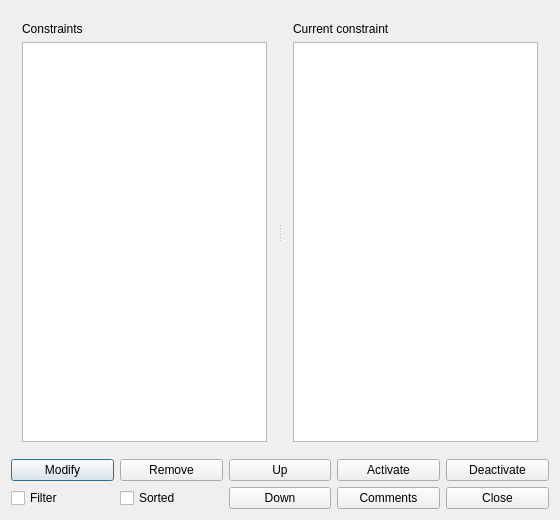
This is fet/src/interface/allspaceconstraintsform_template.ui in vonmecheln/fet as Qt 5 draws it before an edit. The edited form follows.
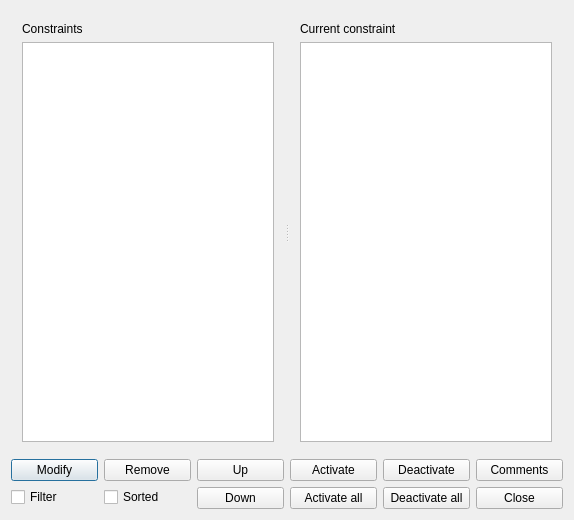
This is the edited form.

Diff of the .ui file:
```diff
--- a/fet/src/interface/allspaceconstraintsform_template.ui
+++ b/fet/src/interface/allspaceconstraintsform_template.ui
@@ -6,7 +6,7 @@
    <rect>
     <x>0</x>
     <y>0</y>
-    <width>560</width>
+    <width>574</width>
     <height>520</height>
    </rect>
   </property>
@@ -64,6 +64,8 @@
    <item row="1" column="0">
     <layout class="QHBoxLayout" name="horizontalLayout">
      <item>
+      <layout class="QVBoxLayout" name="verticalLayout_3">
+       <item>
       <widget class="QPushButton" name="modifyConstraintPushButton">
        <property name="text">
         <string>Modify</string>
@@ -71,6 +73,17 @@
       </widget>
      </item>
      <item>
+        <widget class="QCheckBox" name="filterCheckBox">
+         <property name="text">
+          <string>Filter</string>
+         </property>
+        </widget>
+       </item>
+      </layout>
+     </item>
+     <item>
+      <layout class="QVBoxLayout" name="verticalLayout_4">
+       <item>
       <widget class="QPushButton" name="removeConstraintPushButton">
        <property name="text">
         <string>Remove</string>
@@ -78,6 +91,17 @@
       </widget>
      </item>
      <item>
+        <widget class="QCheckBox" name="sortedCheckBox">
+         <property name="text">
+          <string comment="It refers to space constraints">Sorted</string>
+         </property>
+        </widget>
+       </item>
+      </layout>
+     </item>
+     <item>
+      <layout class="QVBoxLayout" name="verticalLayout_5">
+       <item>
       <widget class="QPushButton" name="moveSpaceConstraintUpPushButton">
        <property name="text">
         <string comment="It means move the item up in the list">Up</string>
@@ -85,6 +109,17 @@
       </widget>
      </item>
      <item>
+        <widget class="QPushButton" name="moveSpaceConstraintDownPushButton">
+         <property name="text">
+          <string comment="It means move the item down in the list">Down</string>
+         </property>
+        </widget>
+       </item>
+      </layout>
+     </item>
+     <item>
+      <layout class="QVBoxLayout" name="verticalLayout_6">
+       <item>
       <widget class="QPushButton" name="activatePushButton">
        <property name="text">
         <string comment="Refers to activating a space constraint">Activate</string>
@@ -92,37 +127,34 @@
       </widget>
      </item>
      <item>
+        <widget class="QPushButton" name="activateAllPushButton">
+         <property name="text">
+          <string comment="Refers to activating all the listed space constraints">Activate all</string>
+         </property>
+        </widget>
+       </item>
+      </layout>
+     </item>
+     <item>
+      <layout class="QVBoxLayout" name="verticalLayout_7">
+       <item>
       <widget class="QPushButton" name="deactivatePushButton">
        <property name="text">
         <string comment="Refers to deactivating a space constraint">Deactivate</string>
        </property>
       </widget>
      </item>
-    </layout>
-   </item>
-   <item row="2" column="0">
-    <layout class="QHBoxLayout" name="horizontalLayout_2">
+       <item>
+        <widget class="QPushButton" name="deactivateAllPushButton">
+         <property name="text">
+          <string comment="Refers to deactivating all the listed space constraints">Deactivate all</string>
+         </property>
+        </widget>
+       </item>
+      </layout>
+     </item>
      <item>
-      <widget class="QCheckBox" name="filterCheckBox">
-       <property name="text">
-        <string>Filter</string>
-       </property>
-      </widget>
-     </item>
-     <item>
-      <widget class="QCheckBox" name="sortedCheckBox">
-       <property name="text">
-        <string comment="It refers to space constraints">Sorted</string>
-       </property>
-      </widget>
-     </item>
-     <item>
-      <widget class="QPushButton" name="moveSpaceConstraintDownPushButton">
-       <property name="text">
-        <string comment="It means move the item down in the list">Down</string>
-       </property>
-      </widget>
-     </item>
+      <layout class="QVBoxLayout" name="verticalLayout_8">
      <item>
       <widget class="QPushButton" name="commentsPushButton">
        <property name="text">
@@ -136,6 +168,8 @@
         <string>Close</string>
        </property>
       </widget>
+       </item>
+      </layout>
      </item>
     </layout>
    </item>
```
Lines whose indentation alone changed are shown as unchanged.
